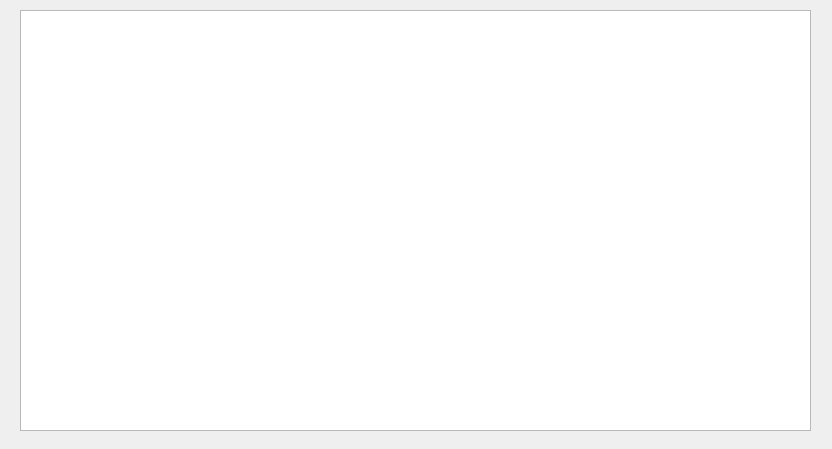
The window that main.ui (Alexandr-Gavrin/kofe) describes before a commit, drawn with Qt 5.
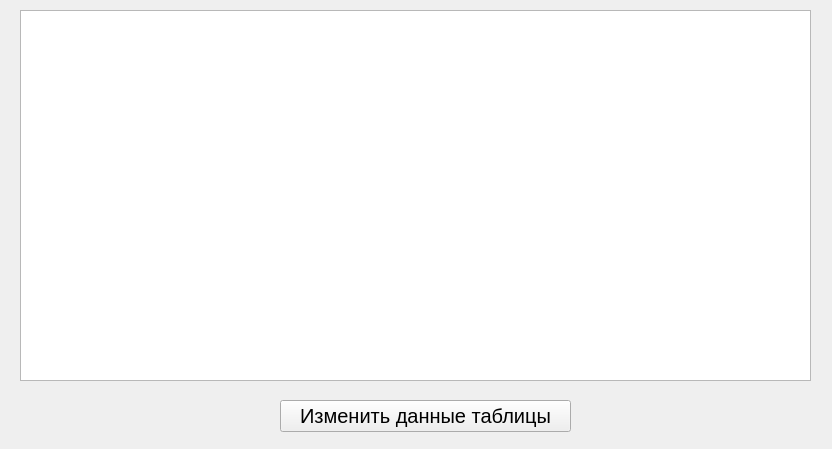
The same window after the commit.

Commit message: This is my 5-th commit

Diff of the .ui file:
```diff
--- a/main.ui
+++ b/main.ui
@@ -19,7 +19,7 @@
      <x>20</x>
      <y>10</y>
      <width>791</width>
-     <height>421</height>
+     <height>371</height>
     </rect>
    </property>
    <property name="font">
@@ -28,6 +28,24 @@
     </font>
    </property>
   </widget>
+  <widget class="QPushButton" name="pushButton_3">
+   <property name="geometry">
+    <rect>
+     <x>280</x>
+     <y>400</y>
+     <width>291</width>
+     <height>32</height>
+    </rect>
+   </property>
+   <property name="font">
+    <font>
+     <pointsize>15</pointsize>
+    </font>
+   </property>
+   <property name="text">
+    <string>Изменить данные таблицы</string>
+   </property>
+  </widget>
  </widget>
  <resources/>
  <connections/>
```
The commit also changes 2 other files.
